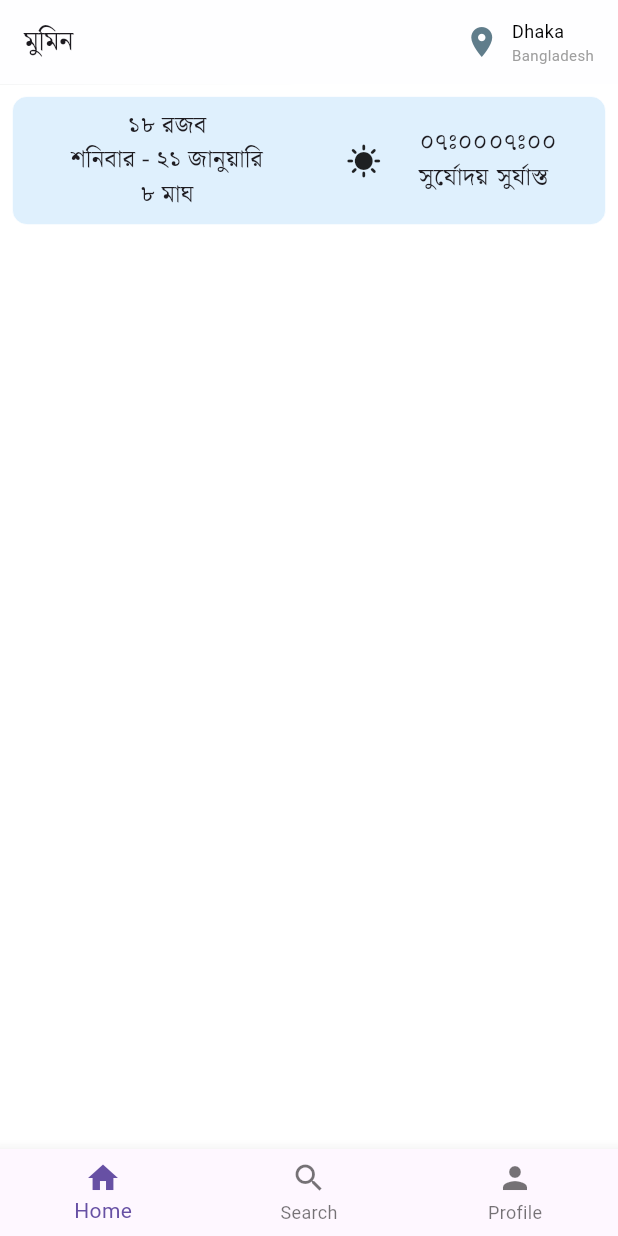
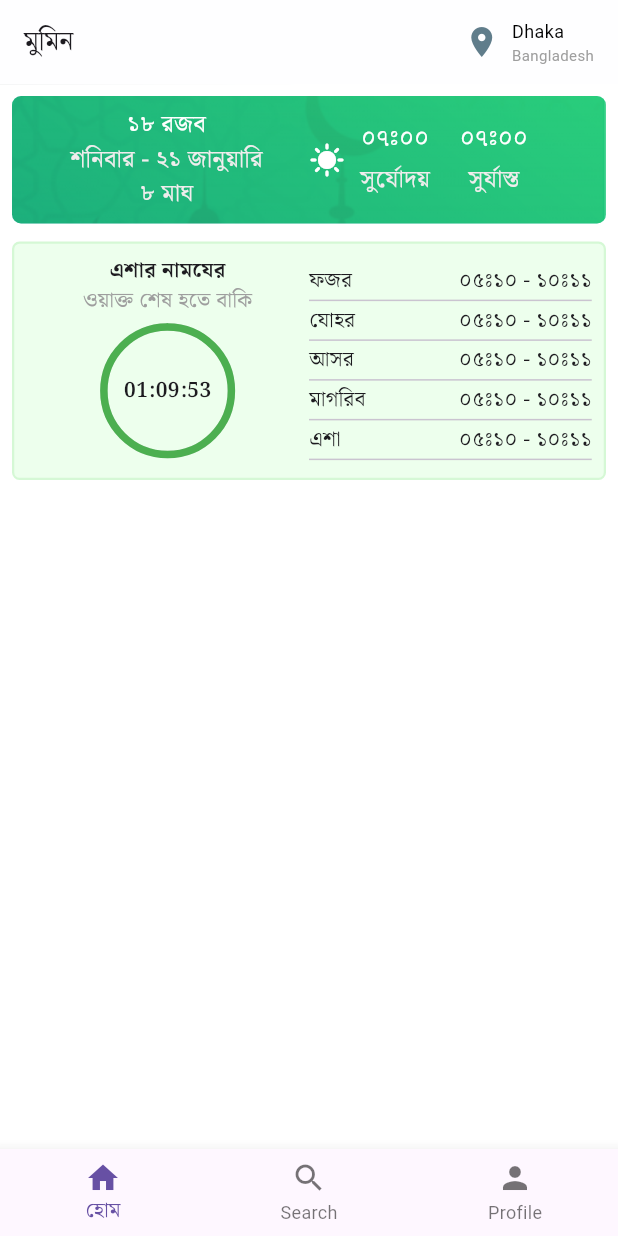
Before and after one commit to DevWithEasy/mumin_app, a Flutter app: the screen it shows after launch, on a phone screen of 412 x 824 dp. Run offline on Flutter 3.47's test engine with Material 3 defaults, Android fonts, the phone set to English and light mode, and no system bars; our stand-ins replace google_fonts.

Commit message:
home pae ui design

```diff
--- a/lib/app/components/bottom_navigation_widget.dart
+++ b/lib/app/components/bottom_navigation_widget.dart
@@ -8,7 +8,7 @@ class BottomNavigation extends StatelessWidget {
     return BottomNavigationBar(items: [
       BottomNavigationBarItem(
         icon: Icon(Icons.home),
-        label: 'Home',
+        label: 'হোম',
       ),
       BottomNavigationBarItem(
         icon: Icon(Icons.search),
--- /dev/null
+++ b/lib/app/components/mumin/prayer_time_widget.dart
@@ -0,0 +1,94 @@
+import 'package:flutter/material.dart';
+import 'package:mumin/app/components/mumin/time_countdown_widget.dart';
+
+class PrayerTime extends StatelessWidget {
+  const PrayerTime({super.key});
+
+  @override
+  Widget build(BuildContext context) {
+    return Container(
+      padding: EdgeInsets.all(8),
+      decoration: BoxDecoration(
+        borderRadius: BorderRadius.circular(5),
+        color: const Color.fromARGB(255, 237, 255, 237),
+        border: Border.all(width: 1.5,color: const Color.fromARGB(255, 213, 248, 213))
+      ),
+      child: Row(
+        children: [
+          Expanded(
+            flex: 1,
+            child: Column(
+              children: [
+                Text('এশার নামযের',style: TextStyle(fontWeight: FontWeight.bold)),
+                Text('ওয়াক্ত শেষ হতে বাকি',style: TextStyle(color: Colors.grey)),
+                CountdownTimer(startTime: '07:00',endTime: '08:10')
+              ],
+            )
+          ),
+          Expanded(
+            flex: 1,
+            child: Column(
+              children: [
+                Padding(
+                  padding: const EdgeInsets.only(top: 3,bottom: 3),
+                  child: Row(
+                    mainAxisAlignment: MainAxisAlignment.spaceBetween,
+                    children: [
+                      Text('ফজর'),
+                      Text('০৫ঃ১০ - ১০ঃ১১')
+                    ],
+                  ),
+                ),
+                Divider(height: 0.5),
+                Padding(
+                  padding: const EdgeInsets.only(top: 3,bottom: 3),
+                  child: Row(
+                    mainAxisAlignment: MainAxisAlignment.spaceBetween,
+                    children: [
+                      Text('যোহর'),
+                      Text('০৫ঃ১০ - ১০ঃ১১')
+                    ],
+                  ),
+                ),
+                Divider(height: 0.5),
+                Padding(
+                  padding: const EdgeInsets.only(top: 3,bottom: 3),
+                  child: Row(
+                    mainAxisAlignment: MainAxisAlignment.spaceBetween,
+                    children: [
+                      Text('আসর'),
+                      Text('০৫ঃ১০ - ১০ঃ১১')
+                    ],
+                  ),
+                ),
+                Divider(height: 0.5),
+                Padding(
+                  padding: const EdgeInsets.only(top: 3,bottom: 3),
+                  child: Row(
+                    mainAxisAlignment: MainAxisAlignment.spaceBetween,
+                    children: [
+                      Text('মাগরিব'),
+                      Text('০৫ঃ১০ - ১০ঃ১১')
+                    ],
+                  ),
+                ),
+                Divider(height: 0.5),
+                Padding(
+                  padding: const EdgeInsets.only(top: 3,bottom: 3),
+                  child: Row(
+                    mainAxisAlignment: MainAxisAlignment.spaceBetween,
+                    children: [
+                      Text('এশা'),
+                      Text('০৫ঃ১০ - ১০ঃ১১')
+                    ],
+                  ),
+                ),
+                Divider(height: 0.5),
+              ],
+            ),
+          )
+        ],
+      ),
+    );
+  }
+}
--- a/lib/app/components/mumin/suntime_widget.dart
+++ b/lib/app/components/mumin/suntime_widget.dart
@@ -8,74 +8,74 @@ class SunTime extends StatelessWidget {
     return Container(
       padding: EdgeInsets.all(8),
       decoration: BoxDecoration(
-        color: const Color.fromARGB(255, 223, 240, 253),
-        borderRadius: BorderRadius.circular(10),
-        border: Border.all(color: Colors.white, width: 0.5),
+        color: const Color.fromARGB(255, 201, 228, 248),
+        borderRadius: BorderRadius.circular(6),
+        image: DecorationImage(
+          image: AssetImage('assets/images/suntime.png'),
+          fit: BoxFit.cover,
+        ),
       ),
       child: Row(
         mainAxisAlignment: MainAxisAlignment.spaceBetween,
-        // mainAxisSize: MainAxisSize.min,
+        mainAxisSize: MainAxisSize.max, // Ensure the Row occupies full width
         children: [
           Expanded(
             flex: 1,
             child: Column(
-              mainAxisAlignment: MainAxisAlignment.start,
-              children: [
-                Column(
-                    crossAxisAlignment: CrossAxisAlignment.center,
+              mainAxisAlignment: MainAxisAlignment.center, // Center the first column vertically
+              crossAxisAlignment: CrossAxisAlignment.center, // Center the content horizontally
               children: [
                 Text(
                   '১৮ রজব',
-                        style: TextStyle(fontSize: 16),
+                  style: TextStyle(fontSize: 16,color: Colors.white),
                 ),
                 Text(
                   'শনিবার - ২১ জানুয়ারি',
-                        style: TextStyle(fontSize: 16),
+                  style: TextStyle(fontSize: 16,color: const Color.fromARGB(255, 240, 237, 237)),
                 ),
                 Text(
                   '৮ মাঘ',
-                        style: TextStyle(fontSize: 16),
+                  style: TextStyle(fontSize: 16,color: const Color.fromARGB(255, 240, 237, 237)),
                 ),
-                    ])
               ],
             ),
           ),
           Expanded(
             flex: 1,
             child: Row(
-              mainAxisAlignment: MainAxisAlignment.spaceEvenly,
+              mainAxisAlignment: MainAxisAlignment.start,
               children: [
-                SizedBox(child: Icon(Icons.sunny)),
-                Row(
-                  children: [
+                Icon(Icons.sunny, color: Colors.white),
+                SizedBox(width: 10),
                 Column(
                   crossAxisAlignment: CrossAxisAlignment.center,
                   children: [
                     Text(
                       '০৭ঃ০০',
-                          style: TextStyle(fontSize: 16),
+                      style: TextStyle(fontSize: 16,color: Colors.white),
                     ),
+                    SizedBox(height: 4),
                     Text(
                       'সুর্যোদয়',
-                          style: TextStyle(fontSize: 16),
+                      style: TextStyle(fontSize: 16,color: const Color.fromARGB(255, 240, 237, 237)),
                     ),
                   ],
                 ),
+                SizedBox(width: 20),
                 Column(
                   crossAxisAlignment: CrossAxisAlignment.center,
                   children: [
                     Text(
                       '০৭ঃ০০',
-                          style: TextStyle(fontSize: 16),
+                      style: TextStyle(fontSize: 16,color: Colors.white),
                     ),
+                    SizedBox(height: 4),
                     Text(
                       'সুর্যাস্ত',
-                          style: TextStyle(fontSize: 16),
+                      style: TextStyle(fontSize: 16,color: const Color.fromARGB(255, 240, 237, 237)),
                     ),
                   ],
                 ),
-                  ],
-                )
               ],
             ),
           ),
--- /dev/null
+++ b/lib/app/components/mumin/text_widget.dart
@@ -0,0 +1,17 @@
+import 'package:flutter/material.dart';
+
+class AppText extends StatelessWidget {
+  const AppText({super.key});
+
+  @override
+  Widget build(BuildContext context) {
+    return Text(
+      'Hello, Flutter!',
+      style: TextStyle(
+        fontSize: 24,
+        fontWeight: FontWeight.bold,
+        color: Colors.blue,
+      ),
+    );
+  }
+}
--- /dev/null
+++ b/lib/app/components/mumin/time_countdown_widget.dart
@@ -0,0 +1,294 @@
+import 'package:flutter/material.dart';
+import 'dart:math';
+import 'package:intl/intl.dart';
+
+class CountdownTimer extends StatefulWidget {
+  final String startTime; // Start time in HH:mm format
+  final String endTime;   // End time in HH:mm format
+
+  const CountdownTimer({
+    Key? key,
+    required this.startTime,
+    required this.endTime,
+  }) : super(key: key);
+
+  @override
+  _CountdownTimerState createState() => _CountdownTimerState();
+}
+
+class _CountdownTimerState extends State<CountdownTimer>
+    with SingleTickerProviderStateMixin {
+  late AnimationController _controller;
+  late Duration duration;
+  late Duration remainingTime;
+
+  @override
+  void initState() {
+    super.initState();
+    duration = _calculateDuration(widget.startTime, widget.endTime);
+    remainingTime = duration;
+    _controller = AnimationController(
+      vsync: this,
+      duration: duration,
+    )..addListener(() {
+        setState(() {
+          remainingTime = _calculateRemainingTime();
+        });
+      });
+    _controller.forward();
+  }
+
+  Duration _calculateDuration(String startTime, String endTime) {
+    final format = DateFormat("HH:mm");
+    final start = format.parse(startTime);
+    final end = format.parse(endTime);
+
+    return end.difference(start);
+  }
+
+  Duration _calculateRemainingTime() {
+    return duration * (1 - _controller.value);
+  }
+
+  @override
+  void dispose() {
+    _controller.dispose();
+    super.dispose();
+  }
+
+  @override
+  Widget build(BuildContext context) {
+    final hours = remainingTime.inHours;
+    final minutes = remainingTime.inMinutes % 60;
+    final seconds = remainingTime.inSeconds % 60;
+
+    return SizedBox(
+      width: 100, // Compact widget size
+      height: 100,
+      child: Stack(
+        alignment: Alignment.center,
+        children: [
+          CustomPaint(
+            size: Size(90, 90), // Adjust circle size
+            painter: CountdownPainter(
+              animation: _controller,
+              strokeWidth: 5,
+              backgroundColor: Colors.grey.shade300,
+              foregroundColor: Colors.green,
+            ),
+          ),
+          Text(
+            '${hours.toString().padLeft(2, '0')}:${minutes.toString().padLeft(2, '0')}:${seconds.toString().padLeft(2, '0')}',
+            style: TextStyle(fontSize: 14, fontWeight: FontWeight.bold),
+          ),
+        ],
+      ),
+    );
+  }
+}
+
+class CountdownPainter extends CustomPainter {
+  final Animation<double> animation;
+  final double strokeWidth;
+  final Color backgroundColor;
+  final Color foregroundColor;
+
+  CountdownPainter({
+    required this.animation,
+    required this.strokeWidth,
+    required this.backgroundColor,
+    required this.foregroundColor,
+  }) : super(repaint: animation);
+
+  @override
+  void paint(Canvas canvas, Size size) {
+    double progress = animation.value;
+
+    final center = Offset(size.width / 2, size.height / 2);
+    final radius = (size.width - strokeWidth) / 2;
+
+    // Draw the grey background circle
+    final backgroundPaint = Paint()
+      ..color = backgroundColor
+      ..style = PaintingStyle.stroke
+      ..strokeWidth = strokeWidth;
+    canvas.drawCircle(center, radius, backgroundPaint);
+
+    // Draw the green progress circle
+    final foregroundPaint = Paint()
+      ..color = foregroundColor
+      ..style = PaintingStyle.stroke
+      ..strokeWidth = strokeWidth
+      ..strokeCap = StrokeCap.round;
+    double startAngle = -pi / 2; // Start at the top
+    double sweepAngle = 2 * pi * (1 - progress); // Decreasing animation
+    canvas.drawArc(
+      Rect.fromCircle(center: center, radius: radius),
+      startAngle,
+      sweepAngle,
+      false,
+      foregroundPaint,
+    );
+  }
+
+  @override
+  bool shouldRepaint(covariant CustomPainter oldDelegate) {
+    return true;
+  }
+}
+
+
+// import 'package:flutter/material.dart';
+// import 'dart:math';
+// import 'package:intl/intl.dart';
+
+// class CountdownTimer extends StatefulWidget {
+//   final String startTime; // Start time in HH:mm format
+//   final String endTime;   // End time in HH:mm format
+//   final double strokeWidth; // Stroke width for the circle
+
+//   const CountdownTimer({
+//     Key? key,
+//     required this.startTime,
+//     required this.endTime,
+//     this.strokeWidth = 8, // Default stroke width is 8
+//   }) : super(key: key);
+
+//   @override
+//   _CountdownTimerState createState() => _CountdownTimerState();
+// }
+
+// class _CountdownTimerState extends State<CountdownTimer>
+//     with SingleTickerProviderStateMixin {
+//   late AnimationController _controller;
+//   late Duration duration;
+//   late Duration remainingTime;
+
+//   @override
+//   void initState() {
+//     super.initState();
+//     _initializeTimer();
+//   }
+
+//   // Reinitialize the timer whenever the widget updates
+//   @override
+//   void didUpdateWidget(covariant CountdownTimer oldWidget) {
+//     super.didUpdateWidget(oldWidget);
+
+//     if (widget.startTime != oldWidget.startTime || widget.endTime != oldWidget.endTime) {
+//       _initializeTimer(); // Reinitialize when the start or end time changes
+//     }
+//   }
+
+//   void _initializeTimer() {
+//     duration = _calculateDuration(widget.startTime, widget.endTime);
+//     remainingTime = duration;
+//     _controller = AnimationController(
+//       vsync: this,
+//       duration: duration,
+//     )..addListener(() {
+//         setState(() {
+//           remainingTime = _calculateRemainingTime();
+//         });
+//       });
+//     _controller.forward();
+//   }
+
+//   Duration _calculateDuration(String startTime, String endTime) {
+//     final format = DateFormat("HH:mm");
+//     final start = format.parse(startTime);
+//     final end = format.parse(endTime);
+
+//     return end.difference(start);
+//   }
+
+//   Duration _calculateRemainingTime() {
+//     return duration * (1 - _controller.value);
+//   }
+
+//   @override
+//   void dispose() {
+//     _controller.dispose();
+//     super.dispose();
+//   }
+
+//   @override
+//   Widget build(BuildContext context) {
+//     final hours = remainingTime.inHours;
+//     final minutes = remainingTime.inMinutes % 60;
+//     final seconds = remainingTime.inSeconds % 60;
+
+//     return SizedBox(
+//       width: 100, // Compact widget size
+//       height: 100,
+//       child: Stack(
+//         alignment: Alignment.center,
+//         children: [
+//           CustomPaint(
+//             size: Size(100, 100), // Adjust circle size
+//             painter: CountdownPainter(
+//               animation: _controller,
+//               strokeWidth: widget.strokeWidth, // Use the strokeWidth passed in the widget
+//               backgroundColor: Colors.grey.shade300,
+//               foregroundColor: Colors.green,
+//             ),
+//           ),
+//           Text(
+//             '${hours.toString().padLeft(2, '0')}:${minutes.toString().padLeft(2, '0')}:${seconds.toString().padLeft(2, '0')}',
+//             style: TextStyle(fontSize: 16, fontWeight: FontWeight.bold),
+//           ),
+//         ],
+//       ),
+//     );
+//   }
+// }
+
+// class CountdownPainter extends CustomPainter {
+//   final Animation<double> animation;
+//   final double strokeWidth;
+//   final Color backgroundColor;
+//   final Color foregroundColor;
+
+//   CountdownPainter({
+//     required this.animation,
+//     required this.strokeWidth,
+//     required this.backgroundColor,
+//     required this.foregroundColor,
+//   }) : super(repaint: animation);
+
+//   @override
+//   void paint(Canvas canvas, Size size) {
+//     double progress = animation.value;
+
+//     final center = Offset(size.width / 2, size.height / 2);
+//     final radius = (size.width - strokeWidth) / 2;
+
+//     // Draw the grey background circle
+//     final backgroundPaint = Paint()
+//       ..color = backgroundColor
+//       ..style = PaintingStyle.stroke
+//       ..strokeWidth = strokeWidth;
+//     canvas.drawCircle(center, radius, backgroundPaint);
+
+//     // Draw the green progress circle
+//     final foregroundPaint = Paint()
+//       ..color = foregroundColor
+//       ..style = PaintingStyle.stroke
+//       ..strokeWidth = strokeWidth
+//       ..strokeCap = StrokeCap.round;
+//     double startAngle = -pi / 2; // Start at the top
+//     double sweepAngle = 2 * pi * (1 - progress); // Decreasing animation
+//     canvas.drawArc(
+//       Rect.fromCircle(center: center, radius: radius),
+//       startAngle,
+//       sweepAngle,
+//       false,
+//       foregroundPaint,
+//     );
+//   }
+
+//   @override
+//   bool shouldRepaint(covariant CustomPainter oldDelegate) {
+//     return true;
+//   }
+// }
--- a/lib/app/screens/mumin.dart
+++ b/lib/app/screens/mumin.dart
@@ -1,6 +1,7 @@
 import 'package:flutter/material.dart';
 import 'package:mumin/app/components/bottom_navigation_widget.dart';
 import 'package:mumin/app/components/mumin/home_appbar_widget.dart';
+import 'package:mumin/app/components/mumin/prayer_time_widget.dart';
 import 'package:mumin/app/components/mumin/suntime_widget.dart';
 
 class MuminScreen extends StatefulWidget {
@@ -20,16 +21,16 @@ class _MuminScreenState extends State<MuminScreen> {
         elevation: 0.1,
         backgroundColor: Colors.white,
         shadowColor: Colors.blueGrey,
-        actions: [
-          HomeAppBarActions()
-        ],
+        actions: [HomeAppBarActions()],
       ),
       body: Padding(
         padding: const EdgeInsets.all(8.0),
         child: Column(
           mainAxisAlignment: MainAxisAlignment.start,
           children: const [
-            SunTime()
+            SunTime(),
+            SizedBox(height: 12),
+            PrayerTime()
           ],
         ),
       ),
--- a/pubspec.yaml
+++ b/pubspec.yaml
@@ -37,6 +37,7 @@ dependencies:
   http: ^1.2.2
   google_fonts: ^6.2.1
   shared_preferences: ^2.3.5
+  intl: ^0.20.1
 
 dev_dependencies:
   flutter_test:
@@ -62,6 +63,7 @@ flutter:
   # To add assets to your application, add an assets section, like this:
   assets:
     - assets/images/icon.png
+    - assets/images/suntime.png
 
   # An image asset can refer to one or more resolution-specific "variants", see
   # https://flutter.dev/to/resolution-aware-images
```
Also changed, not shown: assets/images/suntime.png (added), pubspec.lock. Lines whose indentation alone changed are shown as unchanged.
